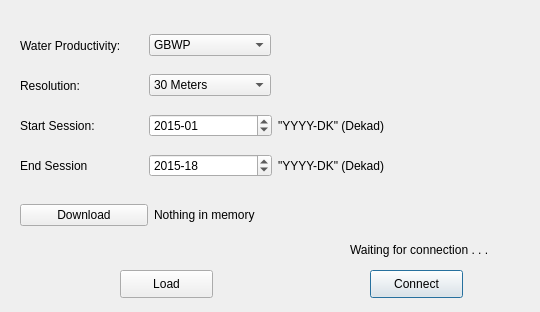
The window that wap_plugin_dialog_base.ui (WAGIS/wap_plugin) describes before a commit, drawn with Qt 5.
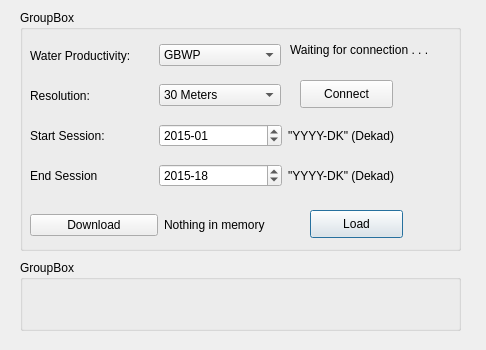
The same window after the commit.

Commit message: download url and status mesages

What changed in the file:
```diff
--- a/wap_plugin_dialog_base.ui
+++ b/wap_plugin_dialog_base.ui
@@ -6,117 +6,42 @@
    <rect>
     <x>0</x>
     <y>0</y>
-    <width>540</width>
-    <height>312</height>
+    <width>486</width>
+    <height>350</height>
    </rect>
   </property>
   <property name="windowTitle">
    <string>WAPlugin</string>
   </property>
-  <widget class="QLabel" name="connectLabel">
-   <property name="enabled">
-    <bool>true</bool>
-   </property>
+  <widget class="QGroupBox" name="groupBox">
    <property name="geometry">
     <rect>
-     <x>350</x>
-     <y>240</y>
-     <width>151</width>
-     <height>20</height>
+     <x>20</x>
+     <y>10</y>
+     <width>441</width>
+     <height>241</height>
     </rect>
    </property>
-   <property name="text">
-    <string>Waiting for connection . . . </string>
+   <property name="title">
+    <string>GroupBox</string>
    </property>
-  </widget>
-  <widget class="QPushButton" name="connectButton">
+   <widget class="QPushButton" name="loadButton">
    <property name="geometry">
     <rect>
-     <x>370</x>
-     <y>270</y>
+      <x>290</x>
+      <y>200</y>
      <width>93</width>
      <height>28</height>
     </rect>
    </property>
    <property name="text">
-    <string>Connect</string>
+     <string>Load</string>
    </property>
   </widget>
   <widget class="QWidget" name="layoutWidget">
    <property name="geometry">
     <rect>
-     <x>20</x>
-     <y>30</y>
-     <width>251</width>
-     <height>31</height>
-    </rect>
-   </property>
-   <layout class="QHBoxLayout" name="horizontalLayout">
-    <item>
-     <widget class="QLabel" name="label">
-      <property name="text">
-       <string>Water Productivity:</string>
-      </property>
-     </widget>
-    </item>
-    <item>
-     <widget class="QComboBox" name="waterProductivity">
-      <item>
-       <property name="text">
-        <string>GBWP</string>
-       </property>
-      </item>
-      <item>
-       <property name="text">
-        <string>NBWP</string>
-       </property>
-      </item>
-     </widget>
-    </item>
-   </layout>
-  </widget>
-  <widget class="QWidget" name="layoutWidget">
-   <property name="geometry">
-    <rect>
-     <x>20</x>
-     <y>70</y>
-     <width>251</width>
-     <height>31</height>
-    </rect>
-   </property>
-   <layout class="QHBoxLayout" name="horizontalLayout_2">
-    <item>
-     <widget class="QLabel" name="label_2">
-      <property name="text">
-       <string>Resolution:</string>
-      </property>
-     </widget>
-    </item>
-    <item>
-     <widget class="QComboBox" name="resolutionList">
-      <item>
-       <property name="text">
-        <string>30 Meters</string>
-       </property>
-      </item>
-      <item>
-       <property name="text">
-        <string>100 Meters</string>
-       </property>
-      </item>
-      <item>
-       <property name="text">
-        <string>200 Meters</string>
-       </property>
-      </item>
-     </widget>
-    </item>
-   </layout>
-  </widget>
-  <widget class="QWidget" name="layoutWidget">
-   <property name="geometry">
-    <rect>
-     <x>20</x>
+      <x>10</x>
      <y>200</y>
      <width>261</width>
      <height>30</height>
@@ -139,10 +64,26 @@
     </item>
    </layout>
   </widget>
+   <widget class="QLabel" name="connectLabel">
+    <property name="enabled">
+     <bool>true</bool>
+    </property>
+    <property name="geometry">
+     <rect>
+      <x>270</x>
+      <y>30</y>
+      <width>151</width>
+      <height>20</height>
+     </rect>
+    </property>
+    <property name="text">
+     <string>Waiting for connection . . . </string>
+    </property>
+   </widget>
   <widget class="QWidget" name="layoutWidget">
    <property name="geometry">
     <rect>
-     <x>20</x>
+      <x>10</x>
      <y>110</y>
      <width>381</width>
      <height>31</height>
@@ -205,7 +146,53 @@
   <widget class="QWidget" name="layoutWidget">
    <property name="geometry">
     <rect>
-     <x>20</x>
+      <x>10</x>
+      <y>30</y>
+      <width>251</width>
+      <height>31</height>
+     </rect>
+    </property>
+    <layout class="QHBoxLayout" name="horizontalLayout">
+     <item>
+      <widget class="QLabel" name="label">
+       <property name="text">
+        <string>Water Productivity:</string>
+       </property>
+      </widget>
+     </item>
+     <item>
+      <widget class="QComboBox" name="waterProductivity">
+       <item>
+        <property name="text">
+         <string>GBWP</string>
+        </property>
+       </item>
+       <item>
+        <property name="text">
+         <string>NBWP</string>
+        </property>
+       </item>
+      </widget>
+     </item>
+    </layout>
+   </widget>
+   <widget class="QPushButton" name="connectButton">
+    <property name="geometry">
+     <rect>
+      <x>280</x>
+      <y>70</y>
+      <width>93</width>
+      <height>28</height>
+     </rect>
+    </property>
+    <property name="text">
+     <string>Connect</string>
+    </property>
+   </widget>
+   <widget class="QWidget" name="layoutWidget">
+    <property name="geometry">
+     <rect>
+      <x>10</x>
      <y>150</y>
      <width>381</width>
      <height>31</height>
@@ -245,17 +232,56 @@
     </item>
    </layout>
   </widget>
-  <widget class="QPushButton" name="loadButton">
+   <widget class="QWidget" name="layoutWidget">
    <property name="geometry">
     <rect>
-     <x>120</x>
-     <y>270</y>
-     <width>93</width>
-     <height>28</height>
-    </rect>
-   </property>
+      <x>10</x>
+      <y>70</y>
+      <width>251</width>
+      <height>31</height>
+     </rect>
+    </property>
+    <layout class="QHBoxLayout" name="horizontalLayout_2">
+     <item>
+      <widget class="QLabel" name="label_2">
    <property name="text">
-    <string>Load</string>
+        <string>Resolution:</string>
+       </property>
+      </widget>
+     </item>
+     <item>
+      <widget class="QComboBox" name="resolutionList">
+       <item>
+        <property name="text">
+         <string>30 Meters</string>
+        </property>
+       </item>
+       <item>
+        <property name="text">
+         <string>100 Meters</string>
+        </property>
+       </item>
+       <item>
+        <property name="text">
+         <string>200 Meters</string>
+        </property>
+       </item>
+      </widget>
+     </item>
+    </layout>
+   </widget>
+  </widget>
+  <widget class="QGroupBox" name="groupBox_2">
+   <property name="geometry">
+    <rect>
+     <x>20</x>
+     <y>260</y>
+     <width>441</width>
+     <height>71</height>
+    </rect>
+   </property>
+   <property name="title">
+    <string>GroupBox</string>
    </property>
   </widget>
  </widget>
```
Lines whose indentation alone changed are shown as unchanged. The commit also changes 1 other file.
